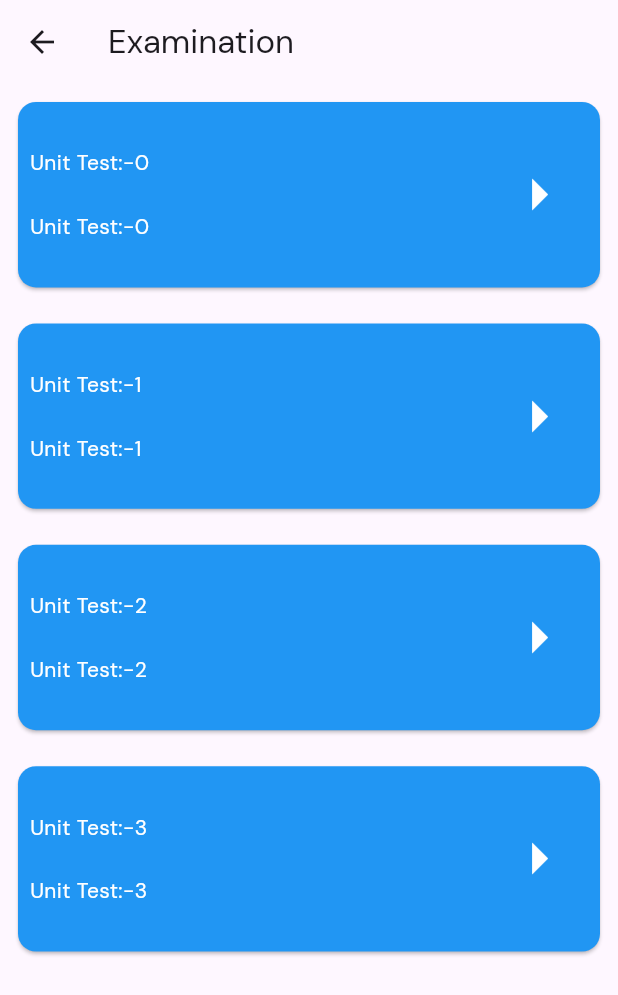
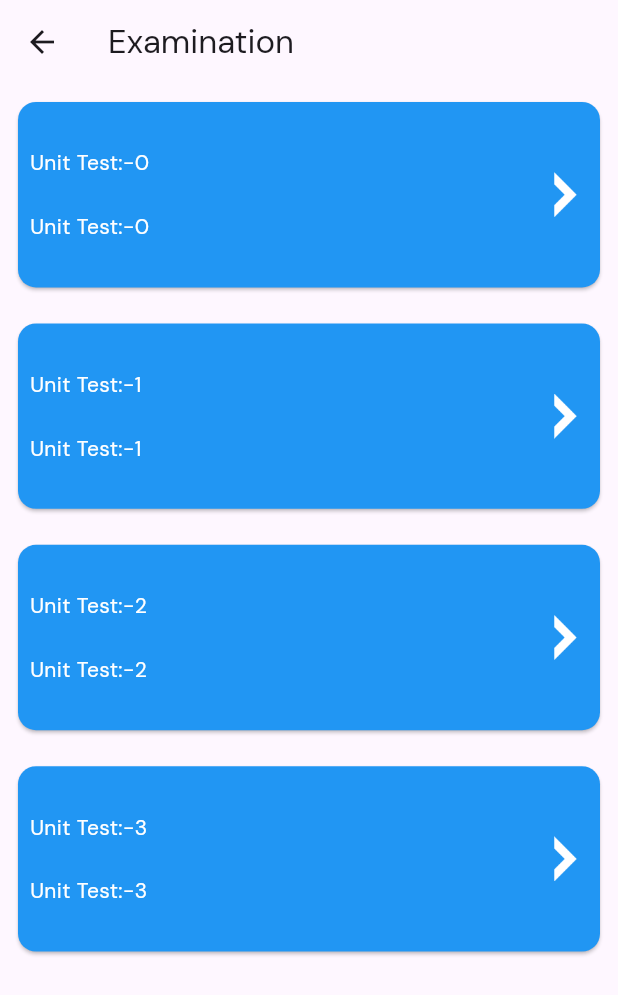
Before and after one commit to apps-bhanusha/egyanschool2023, a Flutter app: the ExamTimeTable screen opened directly, on a phone screen of 412 x 824 dp. Shown: the top 995 px of the screen. Run offline on Flutter 3.47's test engine with Material 2 defaults, Android fonts, the phone set to English and light mode, and no system bars; our stand-ins replace cached_network_image, dio, flutter_calendar_carousel, flutter_screenutil, get, google_fonts and 5 more; missing offline and left inert: downloads_path_provider_28, scroll_loop_auto_scroll, shrink_sidemenu; accounts and stored records are empty.

Commit message:
change design exam

```diff
--- a/lib/view/examination/Exam_time_table.dart
+++ b/lib/view/examination/Exam_time_table.dart
@@ -54,7 +54,8 @@ class ExamTimeTable extends StatelessWidget {
                                     ],
                                   ),
                                   Spacer(),
-                                  IconButton(onPressed: (){}, icon: Icon(Icons.arrow_right_outlined,size: 50,color: Colors.white,))
+                                  Image.asset("assets/images/arr.png",width: 30,height: 40,),
+                                  // IconButton(onPressed: (){}, icon: Icon(Icons.arrow_right_outlined,size: 50,color: Colors.white,))
                                 ],
                               ),
                             ),
```
Also changed, not shown: assets/images/arr.png (added), assets/images/arro.png (added), assets/images/right-arrow.png (added).
